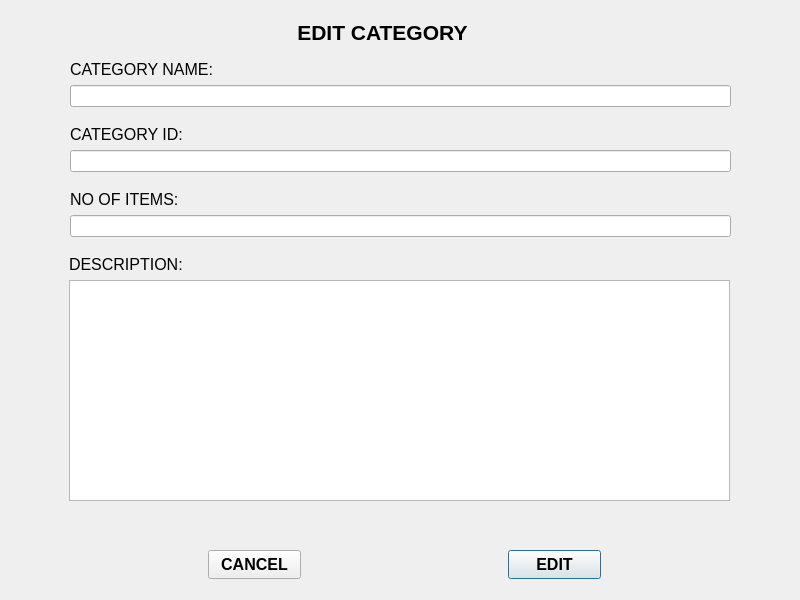
dev-pratik02/RMS, file RMS_qt/editcategory.ui: the form before one commit.
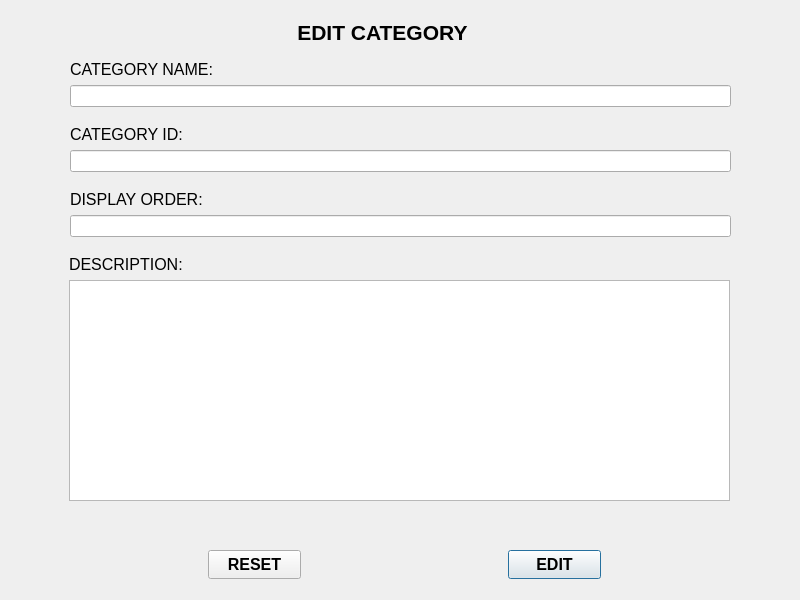
The form after the commit.

What changed in the file:
```diff
--- a/RMS_qt/editcategory.ui
+++ b/RMS_qt/editcategory.ui
@@ -82,7 +82,7 @@
     <rect>
      <x>70</x>
      <y>190</y>
-     <width>109</width>
+     <width>133</width>
      <height>18</height>
     </rect>
    </property>
@@ -93,7 +93,7 @@
     </font>
    </property>
    <property name="text">
-    <string>NO OF ITEMS:</string>
+    <string>DISPLAY ORDER:</string>
    </property>
   </widget>
   <widget class="QLabel" name="DESCRIPTION">
@@ -162,7 +162,7 @@
     </font>
    </property>
    <property name="text">
-    <string>CANCEL</string>
+    <string>RESET</string>
    </property>
   </widget>
   <widget class="QLabel" name="ITEMNAME">
```
Left out of the diff: 2 changed lines with no effect on the pictures.
